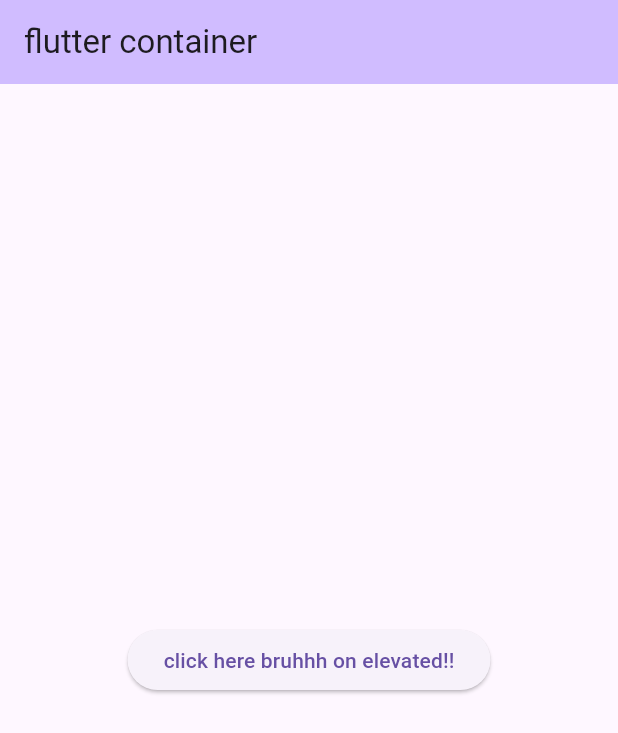
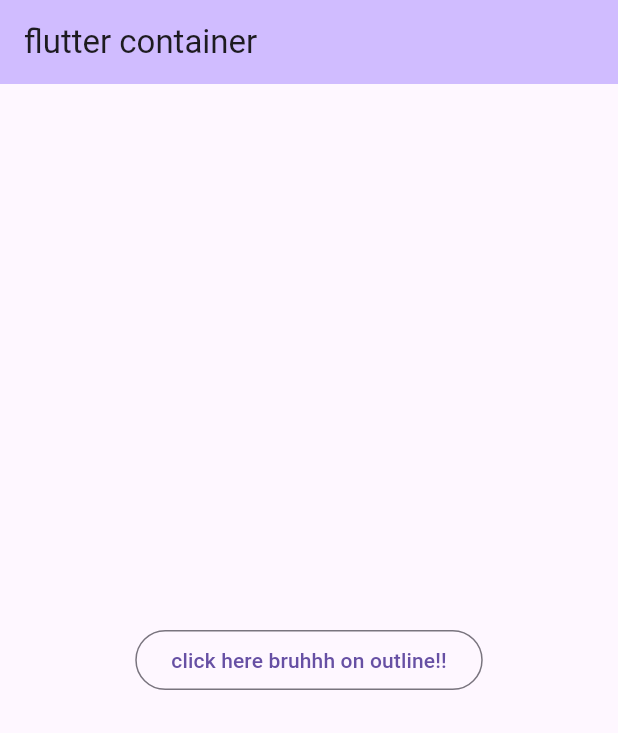
Before and after one commit to khandolly786/Dart_Course, a Flutter app: the screen it shows after launch, on a phone screen of 412 x 824 dp. Shown: the top 733 px of the screen. Run offline on Flutter 3.47's test engine with Material 3 defaults, Android fonts, the phone set to English and light mode, and no system bars.

Commit message:
Update main.dart

```diff
--- a/lib/main.dart
+++ b/lib/main.dart
@@ -45,8 +45,8 @@ class _MyHomePageState extends State<MyHomePage> {
         title: Text("flutter container"),
       ),
       body: Center(
-        child: ElevatedButton(
-          child: Text('click here bruhhh on elevated!!'),
+        child: OutlinedButton(
+          child: Text('click here bruhhh on outline!!'),
           onPressed: (){
             print('button clicked'); // print on terminal
           },
@@ -55,6 +55,15 @@ class _MyHomePageState extends State<MyHomePage> {
           }
         ),
       )
+      // ElevatedButton(
+      //   child: Text('click here bruhhh on elevated!!'),
+      //   onPressed: (){
+      //     print('button clicked'); // print on terminal
+      //   },
+      //   onLongPress: (){
+      //     print('button long pressed');
+      //   }
+      // )
 
       // TextButton(
       //   child: Text('click here!!'),
```
